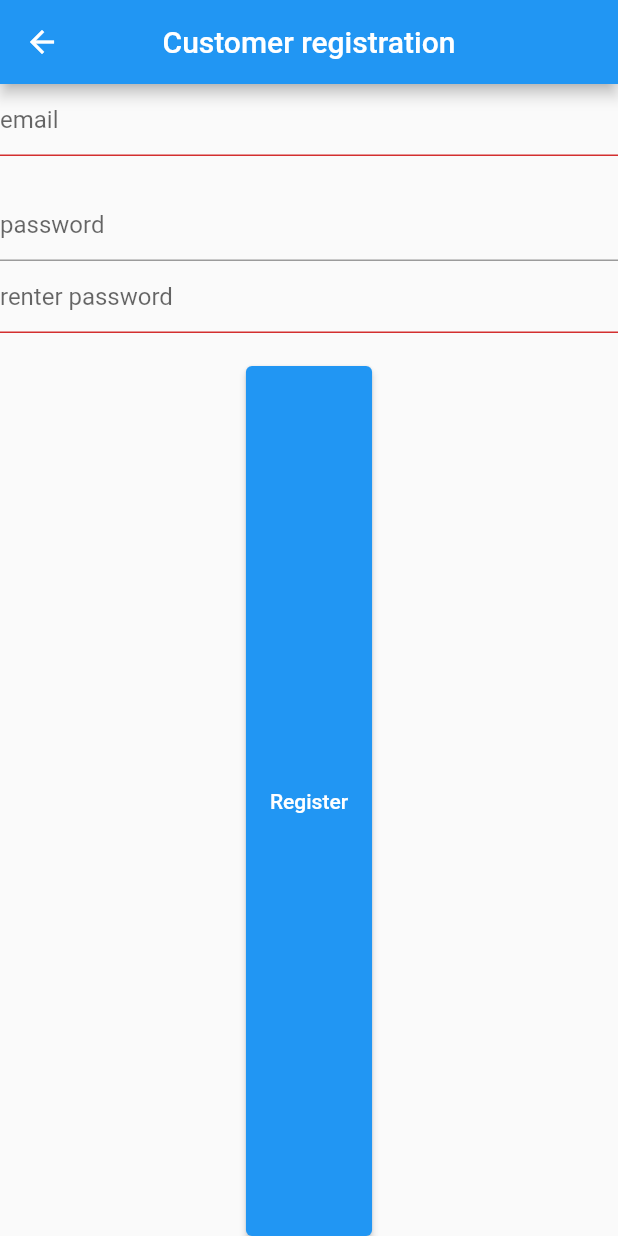
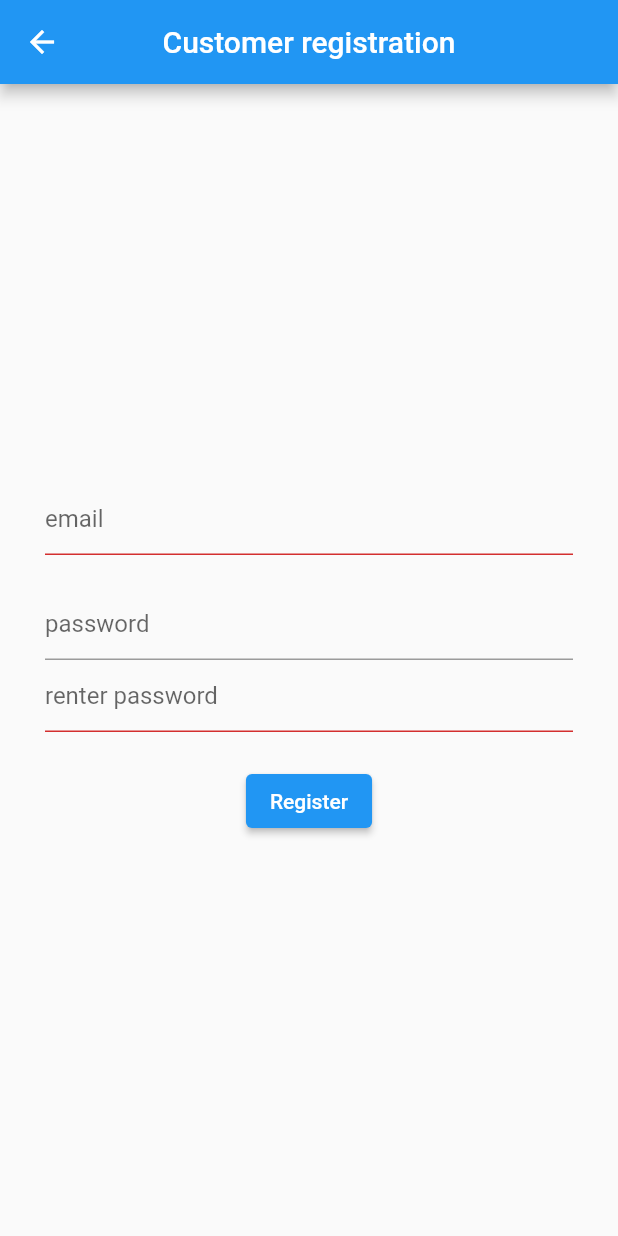
Before and after one commit to thomasajai001/PII-Tracker-COVID_Edition, a Flutter app: the CustomerSignUp screen opened by its route, on a phone screen of 412 x 824 dp. Run offline on Flutter 3.47's test engine with Material 2 defaults, Android fonts, the light colour scheme and no system bars; our stand-ins replace firebase_core; accounts and stored records are empty.

Commit message:
ui changes

```diff
--- a/lib/pages/customerSignUp.dart
+++ b/lib/pages/customerSignUp.dart
@@ -50,7 +50,10 @@ class _CustomerSignUpState extends State<CustomerSignUp> {
         centerTitle: true,
       ),
       body: SafeArea(
+        child: Container(
+          margin: EdgeInsets.all(30),
           child: Column(
+            mainAxisAlignment: MainAxisAlignment.center,
             children: [
               TextField(
                 decoration: InputDecoration(
@@ -72,13 +75,12 @@ class _CustomerSignUpState extends State<CustomerSignUp> {
                 ),
                 controller: cpswdC,
               ),
-            Expanded(
-              child: ElevatedButton(
+              ElevatedButton(
                 onPressed: submit,
                 child: Text("Register"),
               ),
+            ],
           ),
-          ],
         ),
       ),
     );
```
Lines whose indentation alone changed are shown as unchanged.
